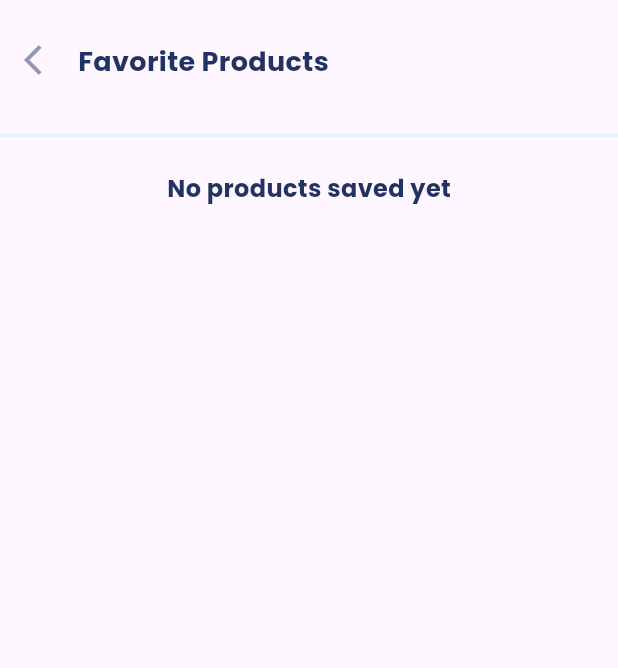
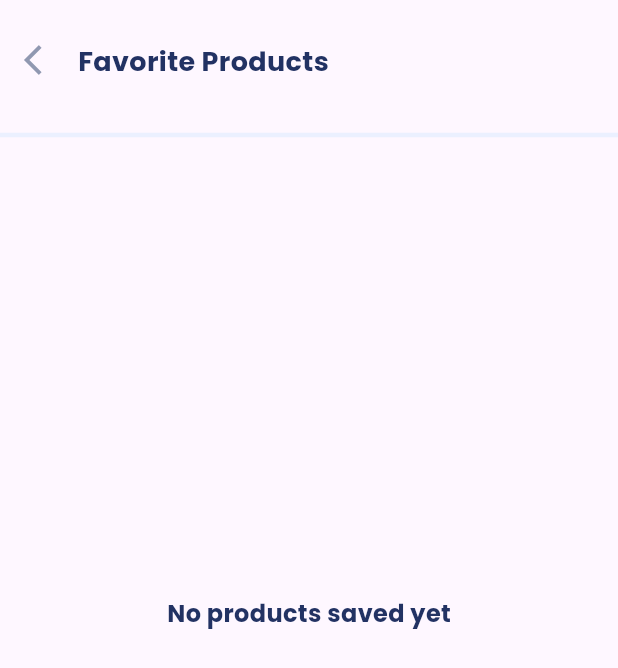
Before and after one commit to GeorgeEhab22/E_commerce, a Flutter app: the FavoriteScreen screen opened directly, on a phone screen of 412 x 824 dp. Shown: the top 668 px of the screen. Run offline on Flutter 3.47's test engine with Material 3 defaults, Android fonts, the phone set to English and light mode, and no system bars; our stand-ins replace another_flutter_splash_screen, bloc, cached_network_image, curved_navigation_bar, device_preview, dio and 9 more; accounts and stored records are empty; network calls fail.

Commit message:
Fix Favorite Item Widget to Use Product Model Data and Implement Deletion
This commit refactors the `FavoriteItem` widget to accept a `ProductModel` object, enhancing its functionality to display dynamic product data fetched from a network and stored in Hive. The widget now utilizes `CachedNetworkImage` for efficient image loading, integrates with `flutter_bloc` for state management, and implements product deletion capabilities. Additionally, it updates the `FavoriteScreenBody` to handle empty product lists gracefully and pass product data to the `FavoritesGridView`. This overhaul improves the widget's responsiveness and user experience by ensuring real-time data handling and visual feedback.

```diff
--- a/lib/widgets/favorite_screen_body.dart
+++ b/lib/widgets/favorite_screen_body.dart
@@ -25,8 +25,11 @@ class FavoriteScreenBody extends StatelessWidget {
               if (state is FetchAllProductsSuccess) {
                 var product = state.productsList;
                 return (product.isEmpty)
-                    ? const SliverToBoxAdapter(
-                        child: Center(
+                    ? SliverFillRemaining(
+                        hasScrollBody: false,
+                        child: Transform.translate(
+                          offset: const Offset(0, -60),
+                          child: const Center(
                             child: Text(
                               'No products saved yet',
                               style: TextStyle(
@@ -35,12 +38,15 @@ class FavoriteScreenBody extends StatelessWidget {
                                   color: kN22),
                             ),
                           ),
+                        ),
                       )
-                    : const SliverPadding(
-                        padding: EdgeInsets.symmetric(
+                    : SliverPadding(
+                        padding: const EdgeInsets.symmetric(
                           horizontal: 16,
                         ),
-                        sliver: FavoritesGridView(),
+                        sliver: FavoritesGridView(
+                          products: state.productsList,
+                        ),
                       );
               } else if (state is FetchAllProductsFailure) {
                 return SliverToBoxAdapter(
```
Also changed, not shown: lib/widgets/favorite_item.dart (+61 -19 lines). Lines whose indentation alone changed are shown as unchanged.
